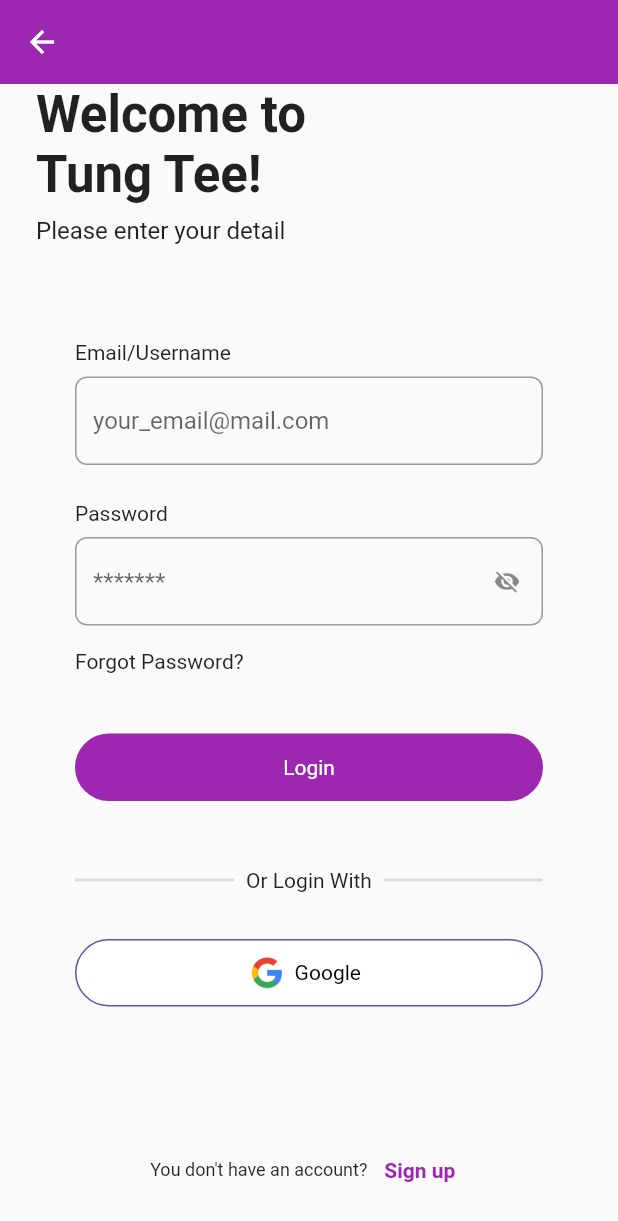
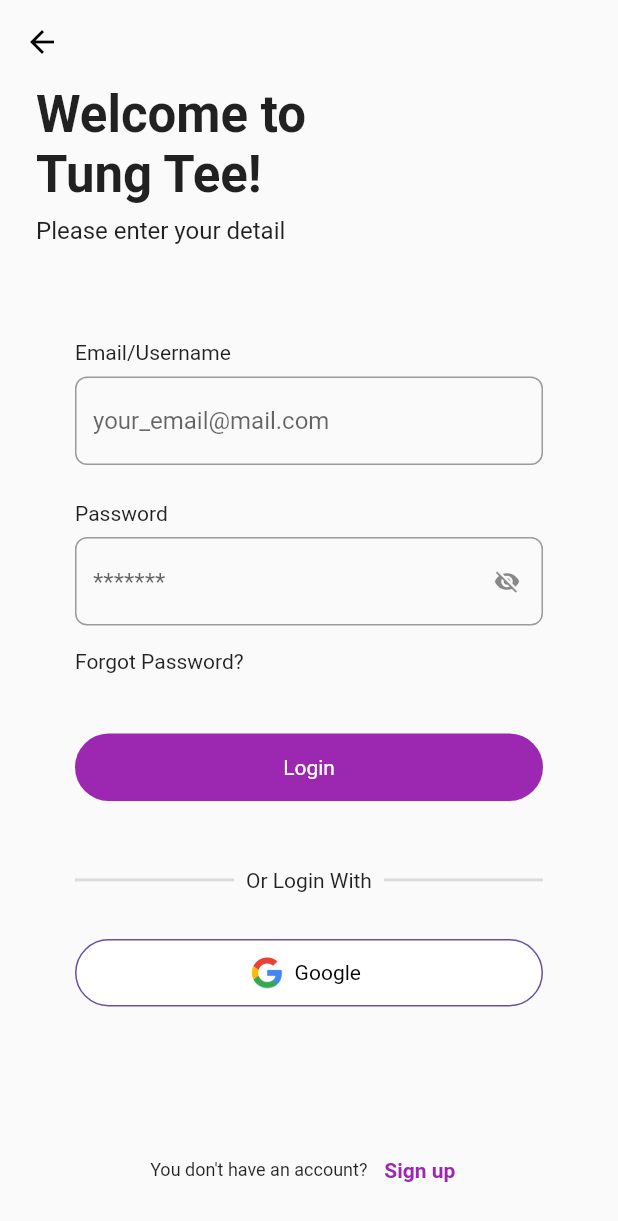
Before and after one commit to Nattapat-is-my-name/TungTee, a Flutter app: the LoginPage screen opened directly, on a phone screen of 412 x 824 dp. Shown: the top 1221 px of the screen. Run offline on Flutter 3.47's test engine with Material 2 defaults, Android fonts, the phone set to English and light mode, and no system bars; our stand-ins replace firebase_auth, firebase_core, google_sign_in; accounts and stored records are empty.

Commit message:
Set foreground and background color

```diff
--- a/lib/components/custom_appbar.dart
+++ b/lib/components/custom_appbar.dart
@@ -9,8 +9,9 @@ class CustomAppBar extends StatelessWidget implements PreferredSizeWidget {
 
   @override
   Widget build(BuildContext context) {
-    // TODO set backgroundColor
     return AppBar(
+      backgroundColor: Colors.transparent,
+      foregroundColor: Colors.black,
       elevation: 0,
     );
   }
```
